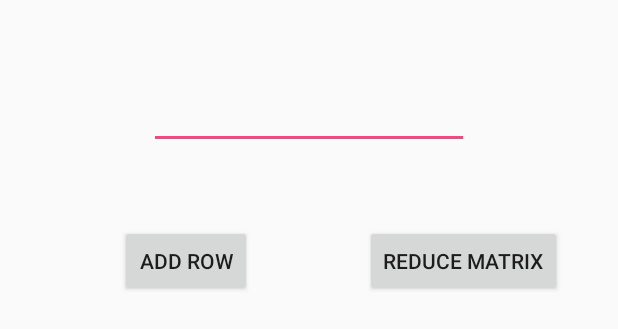
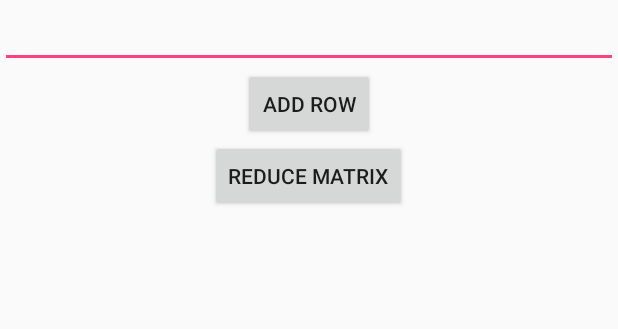
Before and after one commit to ahmedhhw/Matrixify, an Android app: the layout activity_matrix.xml on its own in the app's theme, with its tools: preview values and no code run, on a phone screen of 412 x 824 dp. Shown: the top 329 px of the screen. Run offline under Robolectric (Android 15) with nearby library versions, the phone set to English and light mode, and no system bars.

Commit message:
UI enhancement

```diff
--- a/app/src/main/java/com/doublea/matrixify/Utils/ArrayList.java
+++ b/app/src/main/java/com/doublea/matrixify/Utils/ArrayList.java
@@ -1,4 +1,4 @@
-package com.doublea;
+package com.doublea.matrixify.Utils;
 import java.util.Iterator;
 
 /**
--- a/app/src/main/java/com/doublea/matrixify/Utils/Rational.java
+++ b/app/src/main/java/com/doublea/matrixify/Utils/Rational.java
@@ -1,4 +1,4 @@
-package com.doublea;
+package com.doublea.matrixify.Utils;
 
 public class Rational {
     public double getTop() {
--- a/app/src/main/res/layout/activity_matrix.xml
+++ b/app/src/main/res/layout/activity_matrix.xml
@@ -1,55 +1,34 @@
 <?xml version="1.0" encoding="utf-8"?>
-<RelativeLayout xmlns:android="http://schemas.android.com/apk/res/android"
-    android:layout_width="match_parent" android:layout_height="match_parent">
 
-    <TextView
-        android:id="@+id/txtOutPut"
+<LinearLayout android:layout_width="match_parent"
+    android:layout_height="match_parent"
+    android:orientation="vertical"
+    xmlns:android="http://schemas.android.com/apk/res/android">
+
+        <EditText
+            android:id="@+id/txtIn"
             android:layout_width="match_parent"
-        android:layout_height="238dp"
-        android:layout_alignParentStart="true"
-        android:layout_alignParentTop="true"
-        android:layout_marginTop="273dp"
-        android:textSize="44dp"
-        android:text=""
-        >
-    </TextView>
+            android:layout_height="wrap_content"
+            android:inputType="textNoSuggestions" />
 
         <Button
             android:id="@+id/btnRow"
             android:layout_width="wrap_content"
             android:layout_height="wrap_content"
-        android:layout_alignParentStart="true"
-        android:layout_alignParentTop="true"
-        android:layout_marginStart="80dp"
-        android:layout_marginTop="150dp"
+            android:layout_gravity="center_horizontal"
             android:text="Add row" />
 
         <Button
             android:id="@+id/btnReduce"
             android:layout_width="wrap_content"
             android:layout_height="wrap_content"
-        android:layout_alignParentEnd="true"
-        android:layout_alignTop="@+id/btnRow"
-        android:layout_marginEnd="37dp"
+            android:layout_gravity="center_horizontal"
             android:text="Reduce Matrix" />
 
-    <TextView
-        android:id="@+id/txtCommWithUser"
-        android:layout_width="wrap_content"
-        android:layout_height="wrap_content"
-        android:layout_alignParentTop="true"
-        android:layout_centerHorizontal="true"
-        android:layout_marginTop="21dp"
-        android:text="" />
 
-    <EditText
-        android:id="@+id/txtIn"
-        android:layout_width="wrap_content"
-        android:layout_height="wrap_content"
-        android:layout_alignParentTop="true"
-        android:layout_centerHorizontal="true"
-        android:layout_marginTop="54dp"
-        android:ems="10"
-        android:inputType="textNoSuggestions" />
+        <android.support.v7.widget.RecyclerView
+            android:id="@+id/recycler_view_matrices"
+            android:layout_width="match_parent"
+            android:layout_height="match_parent" />
 
-</RelativeLayout>
+    </LinearLayout>
--- a/app/src/main/res/values/styles.xml
+++ b/app/src/main/res/values/styles.xml
@@ -1,7 +1,7 @@
 <resources>
 
     <!-- Base application theme. -->
-    <style name="AppTheme" parent="Theme.AppCompat.Light.DarkActionBar">
+    <style name="AppTheme" parent="Theme.AppCompat.Light.NoActionBar">
         <!-- Customize your theme here. -->
         <item name="colorPrimary">@color/colorPrimary</item>
         <item name="colorPrimaryDark">@color/colorPrimaryDark</item>
```
Also changed, not shown: app/build.gradle (+6 -4 lines), app/src/main/java/com/doublea/matrixify/MatrixActivity.java (+17 -11 lines), app/src/main/java/com/doublea/matrixify/RecyclerView/MatrixAdapter.java (+70 -1 lines), app/src/main/java/com/doublea/matrixify/RecyclerView/RowAdapter.java (+58 -1 lines), app/src/main/java/com/doublea/matrixify/Utils/MatrixOperations.java (+2 -6 lines), app/src/main/java/com/doublea/matrixify/Utils/MyTextView.java (+28 -1 lines), app/src/main/res/layout/item_row.xml (+11 -1 lines), app/src/main/res/layout/row_item.xml (+10 -1 lines), 2 other files. Lines whose indentation alone changed are shown as unchanged.
